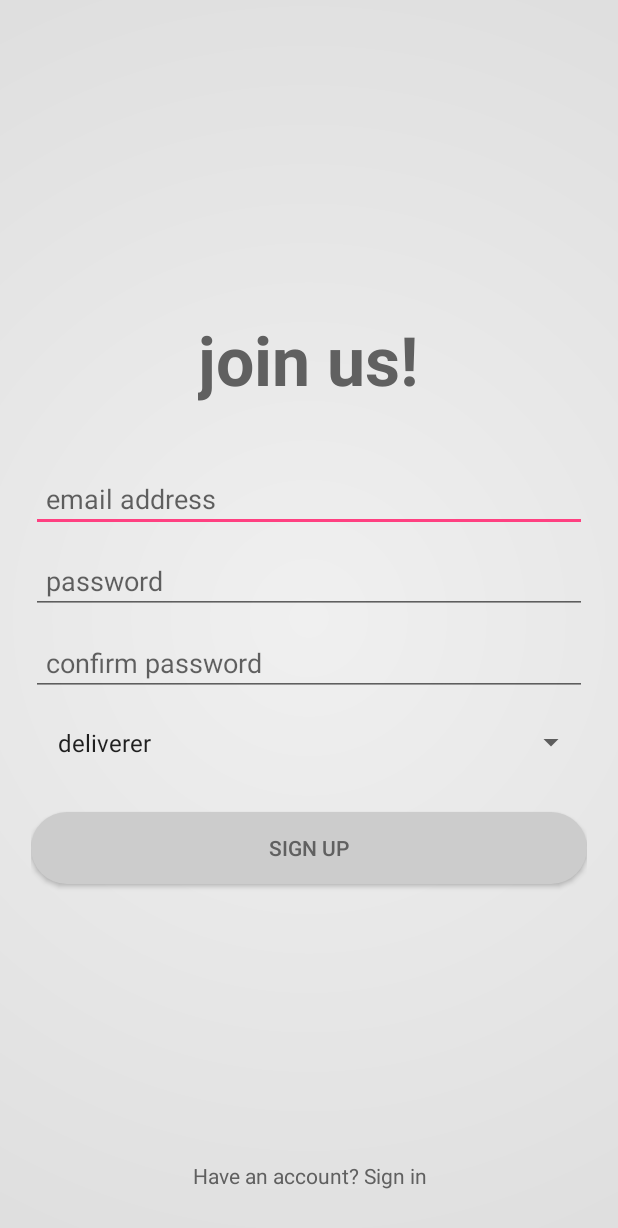
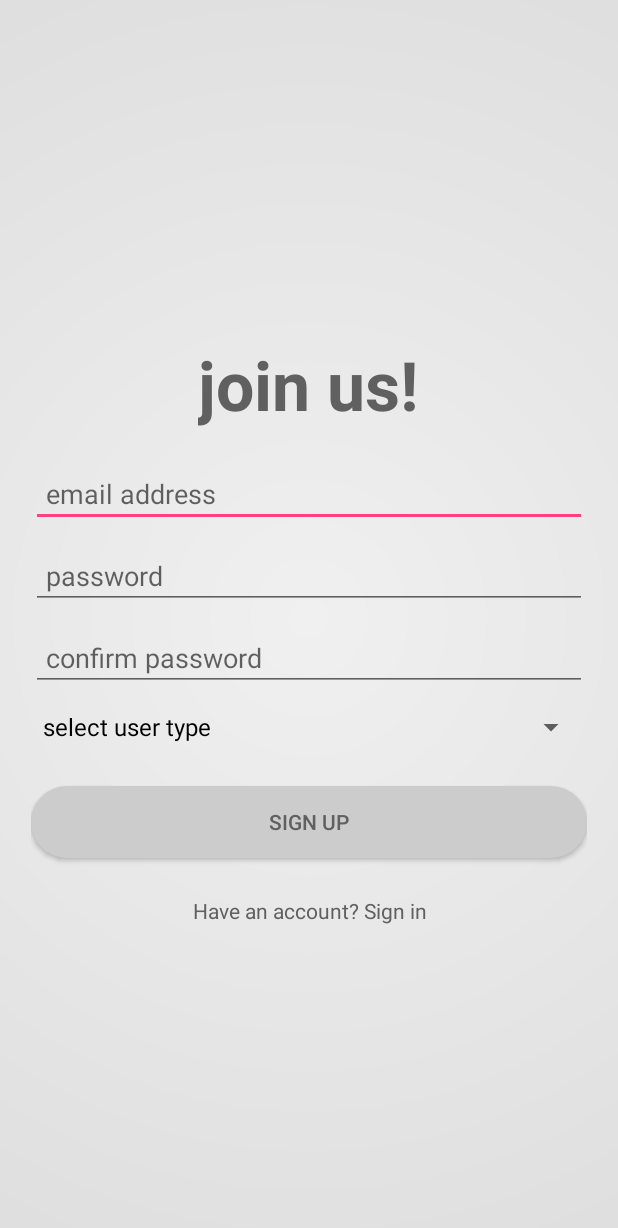
Before and after one commit to ThukuWakogi/QuickShop, an Android app: the SignUp screen opened directly, with no data from a screen before it, on a phone screen of 412 x 824 dp. Shown: the top 1228 px of the screen. Run offline under Robolectric (Android 15) with nearby library versions, the phone set to English and light mode, and no system bars; our stand-ins replace Firebase (no records; nobody signed in at launch, a user with empty details on screens opened directly).

Commit message:
update repository

```diff
--- a/app/src/main/AndroidManifest.xml
+++ b/app/src/main/AndroidManifest.xml
@@ -25,7 +25,7 @@
             android:label="@string/loginText" />
         <activity android:name=".SignUp" />
         <activity android:name=".SuccessfullyIn" />
-        <activity android:name=".profileModification"></activity>
+        <activity android:name=".profileModification" android:label="@string/profileLabelText"/>
     </application>
 
 </manifest>
--- a/app/src/main/java/com/example/elvina/quickshop/SignUp.java
+++ b/app/src/main/java/com/example/elvina/quickshop/SignUp.java
@@ -2,14 +2,19 @@ package com.example.elvina.quickshop;
 
 import android.app.ProgressDialog;
 import android.content.Intent;
+import android.graphics.Color;
 import android.os.Bundle;
 import android.support.annotation.NonNull;
 import android.support.v7.app.ActionBar;
 import android.support.v7.app.AppCompatActivity;
 import android.text.TextUtils;
 import android.view.View;
+import android.view.ViewGroup;
+import android.widget.AdapterView;
+import android.widget.ArrayAdapter;
 import android.widget.Button;
 import android.widget.EditText;
+import android.widget.Spinner;
 import android.widget.TextView;
 import android.widget.Toast;
 
@@ -18,12 +23,17 @@ import com.google.android.gms.tasks.Task;
 import com.google.firebase.auth.AuthResult;
 import com.google.firebase.auth.FirebaseAuth;
 
+import java.util.ArrayList;
+import java.util.Arrays;
+import java.util.List;
+
 public class SignUp extends AppCompatActivity implements View.OnClickListener{
     private EditText emailEditText;
     private EditText passwordEditText;
     private EditText confirmPasswordEditText;
     private TextView queryAccountPresenceTextView;
     private Button signUpButton;
+    private Spinner registerTypeSpinner;
     private ProgressDialog progressDialog;
     private FirebaseAuth mAuth;
 
@@ -40,6 +50,7 @@ public class SignUp extends AppCompatActivity implements View.OnClickListener{
         confirmPasswordEditText = findViewById(R.id.confirmPasswordEditText);
         queryAccountPresenceTextView = findViewById(R.id.queryAccountPresenceTextView);
         signUpButton = findViewById(R.id.signUpButton);
+        fillRegisterTypeSpinner();
         progressDialog = new ProgressDialog(this);
         queryAccountPresenceTextView.setOnClickListener(this);
         signUpButton.setOnClickListener(this);
@@ -96,4 +107,43 @@ public class SignUp extends AppCompatActivity implements View.OnClickListener{
         if (signUpButton == view) registerUser();
         if (queryAccountPresenceTextView == view) startActivity(new Intent(this, Authenticate.class));
     }
+
+    private void fillRegisterTypeSpinner(){
+        registerTypeSpinner = findViewById(R.id.registerTypeSpinner);
+        String[] registerTypes = new String[] { "select user type", "deliverer", "receiver", };
+        final List<String> registerTypeList = new ArrayList<>(Arrays.asList(registerTypes));
+
+        final ArrayAdapter<String> registerTypeSpinnerArrayAdapter = new ArrayAdapter<String>(this, R.layout.support_simple_spinner_dropdown_item, registerTypeList) {
+            @Override
+            public boolean isEnabled(int position) {
+                if(position == 0) return false;
+                else return true;
+            }
+
+            @Override
+            public View getDropDownView(int position, View concertView, ViewGroup parent) {
+                View view = super.getDropDownView(position, concertView, parent);
+                TextView tv = (TextView) view;
+                if(position == 0) tv.setTextColor(Color.GRAY);
+                else tv.setTextColor(Color.BLACK);
+                return view;
+            }
+
+
+        };
+        registerTypeSpinnerArrayAdapter.setDropDownViewResource(R.layout.support_simple_spinner_dropdown_item);
+        registerTypeSpinner.setAdapter(registerTypeSpinnerArrayAdapter);
+        registerTypeSpinner.setOnItemSelectedListener(new AdapterView.OnItemSelectedListener() {
+            @Override
+            public void onItemSelected(AdapterView<?> adapterView, View view, int i, long l) {
+                String registerTypeText = (String) adapterView.getItemAtPosition(i);
+                if(i > 0) Toast.makeText(getApplicationContext(), "Selected : " + registerTypeText, Toast.LENGTH_SHORT).show();
+            }
+
+            @Override
+            public void onNothingSelected(AdapterView<?> adapterView) {
+
+            }
+        });
+    }
 }
--- a/app/src/main/res/layout/activity_sign_up.xml
+++ b/app/src/main/res/layout/activity_sign_up.xml
@@ -4,11 +4,11 @@
     android:layout_height="match_parent"
     android:background="@drawable/qs_gradient"
     android:paddingTop="@dimen/activity_vertical_margin"
-    android:paddingBottom="@dimen/activity_vertical_margin"
     android:paddingLeft="@dimen/activity_horizontal_margin"
     android:paddingRight="@dimen/activity_horizontal_margin"
     xmlns:android="http://schemas.android.com/apk/res/android">
     <LinearLayout
+        android:id="@+id/formLayout"
         android:layout_width="fill_parent"
         android:layout_height="wrap_content"
         android:layout_centerInParent="true"
@@ -19,7 +19,7 @@
         <TextView
             android:layout_width="wrap_content"
             android:layout_height="wrap_content"
-            android:layout_marginBottom="40dp"
+            android:layout_marginBottom="20dp"
             android:text="@string/signUpBanner"
             android:textColor="@color/darkGray"
             android:textSize="45sp"
@@ -71,20 +71,12 @@
                 android:layout_marginRight="0dp"
                 android:singleLine="true"
                 android:inputType="textPassword"/>
+
             <Spinner
-                android:id="@+id/RegisterTypeSpinner"
+                android:id="@+id/registerTypeSpinner"
                 android:layout_width="match_parent"
                 android:layout_height="wrap_content"
-                android:prompt="@string/registerSpinnerPromptText"
-                android:entries="@array/registerType"
-                android:paddingTop="10dp"
-                android:paddingBottom="10dp"
-                android:paddingLeft="10dp"
-                android:paddingRight="10dp"
-                android:layout_marginTop="10dp"
-                android:layout_marginBottom="10dp"
-                android:layout_marginLeft="0dp"
-                android:layout_marginRight="0dp"/>
+                android:prompt="@string/registerSpinnerPromptText" />
         </LinearLayout>
         <Button
             android:id="@+id/signUpButton"
@@ -104,5 +96,6 @@
         android:layout_alignParentBottom="true"
         android:gravity="center_horizontal"
         android:layout_marginBottom="25dp"
-        android:textColor="@color/darkGray"/>
+        android:textColor="@color/darkGray"
+        android:layout_below="@id/formLayout"/>
 </RelativeLayout>
--- a/app/src/main/res/values/strings.xml
+++ b/app/src/main/res/values/strings.xml
@@ -16,4 +16,5 @@
     <string name="registerSpinnerPromptText">choose type to register as</string>
     <string name="registerTypeDeliverer">deliverer</string>
     <string name="registerTypeReceiver">receiver</string>
+    <string name="profileLabelText">profile</string>
 </resources>
```
Also changed, not shown: app/src/main/java/com/example/elvina/quickshop/profileModification.java (+6 -1 lines), app/src/main/res/layout/activity_profile_modification.xml (+9 -5 lines).
